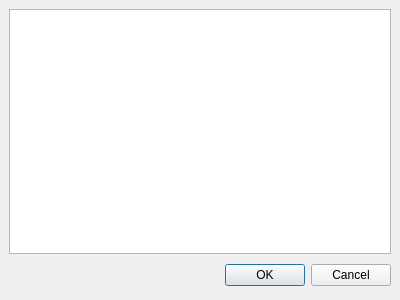
Above: editor/ui/HeaderUI.ui from cc-archive/pootle before the change. Below: the same form after it.
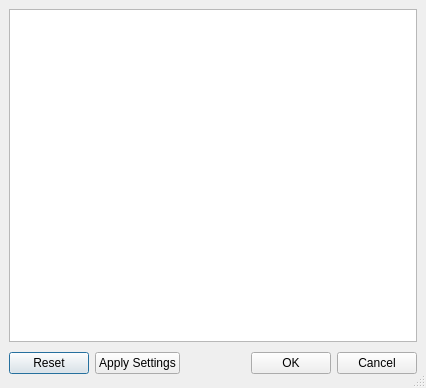
That is the form after the change.

The edit to the form file:
```diff
--- a/editor/ui/HeaderUI.ui
+++ b/editor/ui/HeaderUI.ui
@@ -8,13 +8,19 @@
    <rect>
     <x>0</x>
     <y>0</y>
-    <width>400</width>
-    <height>300</height>
+    <width>426</width>
+    <height>388</height>
    </rect>
   </property>
   <property name="windowTitle" >
    <string>Header</string>
   </property>
+  <property name="sizeGripEnabled" >
+   <bool>true</bool>
+  </property>
+  <property name="modal" >
+   <bool>true</bool>
+  </property>
   <layout class="QGridLayout" >
    <property name="margin" >
     <number>9</number>
@@ -37,6 +43,20 @@
      <property name="spacing" >
       <number>6</number>
      </property>
+     <item>
+      <widget class="QPushButton" name="resetButton" >
+       <property name="text" >
+        <string>Reset</string>
+       </property>
+      </widget>
+     </item>
+     <item>
+      <widget class="QPushButton" name="applyButton" >
+       <property name="text" >
+        <string>Apply Settings</string>
+       </property>
+      </widget>
+     </item>
      <item>
       <spacer>
        <property name="orientation" >
```
Left out of the diff: 22 changed lines with no effect on the pictures.
